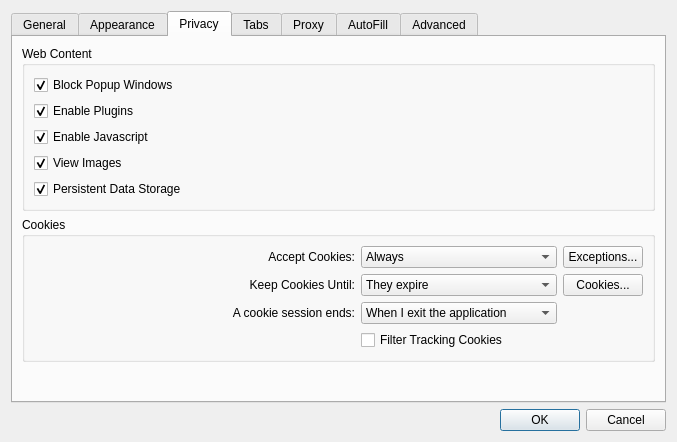
First picture: the form in src/settings.ui, repository IT-Space-2026/arktos, before the edit.
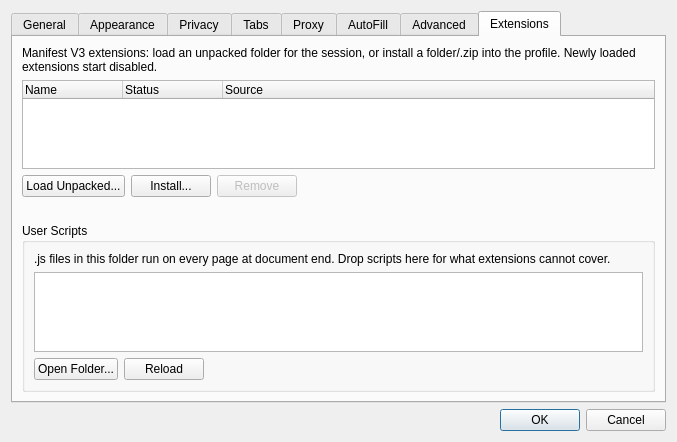
Second picture: the form after the edit. The open tabs and pages were chosen to show the change.

Commit message: Add Chrome MV3 extension support via QWebEngineExtensionManager (EXT01)

Patch:
```diff
--- a/src/settings.ui
+++ b/src/settings.ui
@@ -1014,6 +1014,159 @@
        </item>
       </layout>
      </widget>
+     <widget class="QWidget" name="tab_8">
+      <attribute name="title">
+       <string>Extensions</string>
+      </attribute>
+      <layout class="QVBoxLayout" name="verticalLayout_8">
+       <item>
+        <widget class="QLabel" name="extensionsHintLabel">
+         <property name="text">
+          <string>Manifest V3 extensions: load an unpacked folder for the session, or install a folder/.zip into the profile. Newly loaded extensions start disabled.</string>
+         </property>
+         <property name="wordWrap">
+          <bool>true</bool>
+         </property>
+        </widget>
+       </item>
+       <item>
+        <widget class="QTreeWidget" name="extensionsTree">
+         <property name="rootIsDecorated">
+          <bool>false</bool>
+         </property>
+         <property name="itemsExpandable">
+          <bool>false</bool>
+         </property>
+         <column>
+          <property name="text">
+           <string>Name</string>
+          </property>
+         </column>
+         <column>
+          <property name="text">
+           <string>Status</string>
+          </property>
+         </column>
+         <column>
+          <property name="text">
+           <string>Source</string>
+          </property>
+         </column>
+        </widget>
+       </item>
+       <item>
+        <layout class="QHBoxLayout" name="extensionsButtonLayout">
+         <item>
+          <widget class="QPushButton" name="extensionLoadButton">
+           <property name="text">
+            <string>Load Unpacked...</string>
+           </property>
+          </widget>
+         </item>
+         <item>
+          <widget class="QPushButton" name="extensionInstallButton">
+           <property name="text">
+            <string>Install...</string>
+           </property>
+          </widget>
+         </item>
+         <item>
+          <widget class="QPushButton" name="extensionRemoveButton">
+           <property name="enabled">
+            <bool>false</bool>
+           </property>
+           <property name="text">
+            <string>Remove</string>
+           </property>
+          </widget>
+         </item>
+         <item>
+          <spacer name="extensionsButtonSpacer">
+           <property name="orientation">
+            <enum>Qt::Horizontal</enum>
+           </property>
+           <property name="sizeHint" stdset="0">
+            <size>
+             <width>40</width>
+             <height>20</height>
+            </size>
+           </property>
+          </spacer>
+         </item>
+        </layout>
+       </item>
+       <item>
+        <widget class="QLabel" name="extensionDetailsLabel">
+         <property name="text">
+          <string/>
+         </property>
+         <property name="wordWrap">
+          <bool>true</bool>
+         </property>
+        </widget>
+       </item>
+       <item>
+        <widget class="QGroupBox" name="userScriptsGroup">
+         <property name="title">
+          <string>User Scripts</string>
+         </property>
+         <layout class="QVBoxLayout" name="userScriptsLayout">
+          <item>
+           <widget class="QLabel" name="userScriptsHintLabel">
+            <property name="text">
+             <string>.js files in this folder run on every page at document end. Drop scripts here for what extensions cannot cover.</string>
+            </property>
+            <property name="wordWrap">
+             <bool>true</bool>
+            </property>
+           </widget>
+          </item>
+          <item>
+           <widget class="QListWidget" name="userScriptsList">
+            <property name="maximumSize">
+             <size>
+              <width>16777215</width>
+              <height>80</height>
+             </size>
+            </property>
+           </widget>
+          </item>
+          <item>
+           <layout class="QHBoxLayout" name="userScriptsButtonLayout">
+            <item>
+             <widget class="QPushButton" name="userScriptsOpenButton">
+              <property name="text">
+               <string>Open Folder...</string>
+              </property>
+             </widget>
+            </item>
+            <item>
+             <widget class="QPushButton" name="userScriptsReloadButton">
+              <property name="text">
+               <string>Reload</string>
+              </property>
+             </widget>
+            </item>
+            <item>
+             <spacer name="userScriptsButtonSpacer">
+              <property name="orientation">
+               <enum>Qt::Horizontal</enum>
+              </property>
+              <property name="sizeHint" stdset="0">
+               <size>
+                <width>40</width>
+                <height>20</height>
+               </size>
+              </property>
+             </spacer>
+            </item>
+           </layout>
+          </item>
+         </layout>
+        </widget>
+       </item>
+      </layout>
+     </widget>
     </widget>
    </item>
   </layout>
```
Left out of the diff: 7 changed lines with no effect on the pictures. The commit also changes 14 other files.
